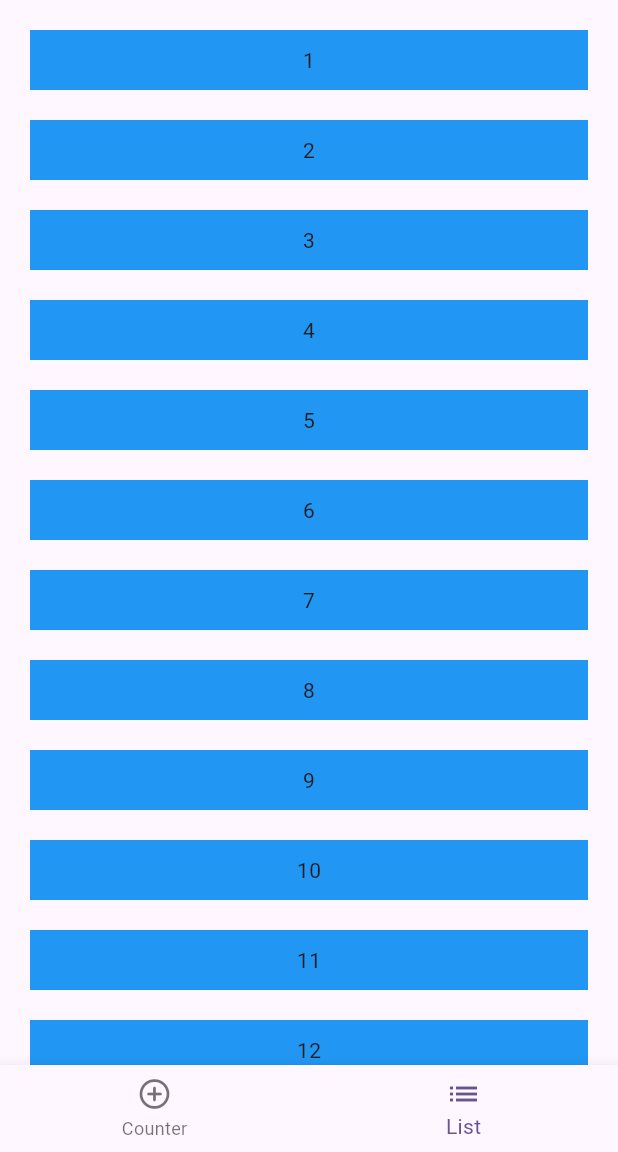
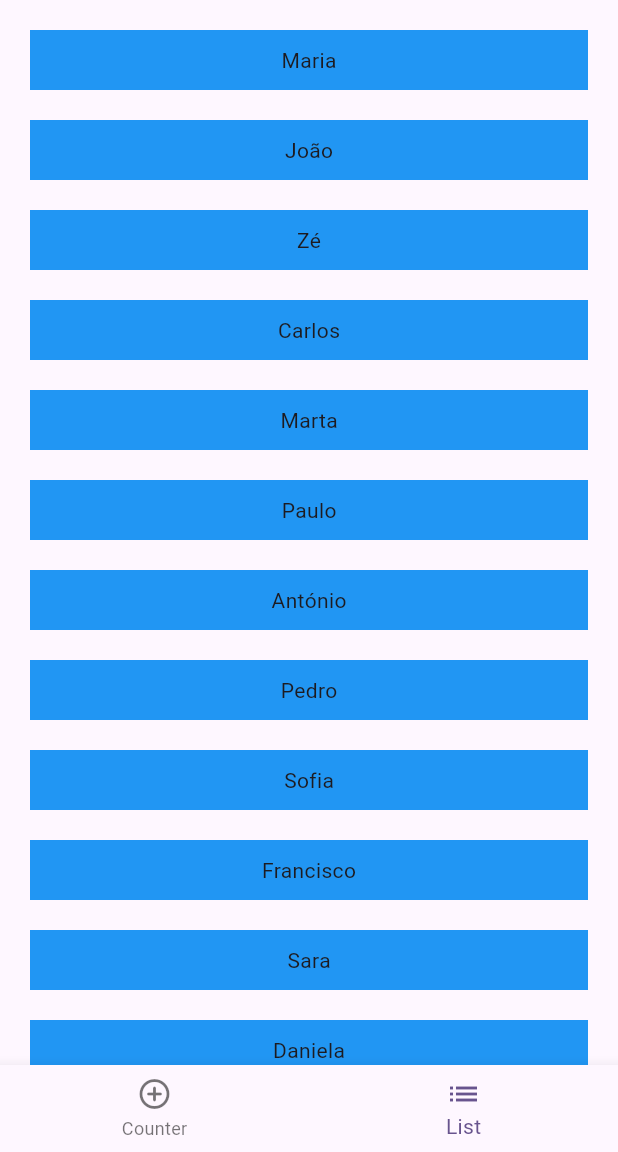
Before and after one commit to a-manuel-pereira-alb/feup_flutter_demo, a Flutter app: the screen it shows after launch, item 2 of the bottom bar chosen, on a phone screen of 412 x 824 dp, the part 84-1236 px from its top. Run offline on Flutter 3.47's test engine with Material 3 defaults, Android fonts, the phone set to English and light mode, and no system bars.

Commit message:
- Added PersonModel; - Made changes on ListPage, DetailsPage and PersonItem.

```diff
--- /dev/null
+++ b/lib/models/person_model.dart
@@ -0,0 +1,7 @@
+class PersonModel {
+  final String name;
+
+  const PersonModel({
+    required this.name,
+  });
+}
--- a/lib/ui/list/components/list_item.dart
+++ b/lib/ui/list/components/person_item.dart
@@ -1,12 +1,13 @@
+import 'package:feup_flutter_demo/models/person_model.dart';
 import 'package:flutter/material.dart';
 
-class ListItem extends StatelessWidget {
-  final int item;
+class PersonItem extends StatelessWidget {
+  final PersonModel person;
   final VoidCallback onTap;
 
-  const ListItem({
+  const PersonItem({
     Key? key,
-    required this.item,
+    required this.person,
     required this.onTap,
   }) : super(key: key);
 
@@ -18,7 +19,7 @@ class ListItem extends StatelessWidget {
         padding: const EdgeInsets.all(10),
         color: Colors.blue,
         child: Center(
-          child: Text(item.toString()),
+          child: Text(person.name),
         ),
       ),
     );
--- a/lib/ui/list/details_page.dart
+++ b/lib/ui/list/details_page.dart
@@ -1,11 +1,12 @@
+import 'package:feup_flutter_demo/models/person_model.dart';
 import 'package:flutter/material.dart';
 
 class DetailsPage extends StatefulWidget {
-  final int item;
+  final PersonModel person;
 
   const DetailsPage({
     super.key,
-    required this.item,
+    required this.person,
   });
 
   @override
@@ -18,12 +19,12 @@ class _DetailsPageState extends State<DetailsPage> {
     return Scaffold(
       appBar: AppBar(
         backgroundColor: Theme.of(context).colorScheme.inversePrimary,
-        title: Text(widget.item.toString()),
+        title: Text(widget.person.name),
       ),
       body: Padding(
         padding: const EdgeInsets.all(10),
         child: Center(
-          child: Text('This is ${widget.item.toString()} details page!'),
+          child: Text('This is ${widget.person.name} details page!'),
         ),
       ),
     );
--- a/lib/ui/list/list_page.dart
+++ b/lib/ui/list/list_page.dart
@@ -1,4 +1,5 @@
-import 'package:feup_flutter_demo/ui/list/components/list_item.dart';
+import 'package:feup_flutter_demo/models/person_model.dart';
+import 'package:feup_flutter_demo/ui/list/components/person_item.dart';
 import 'package:feup_flutter_demo/ui/list/details_page.dart';
 import 'package:flutter/material.dart';
 
@@ -14,23 +15,43 @@ class ListPage extends StatefulWidget {
 class _ListPageState extends State<ListPage> {
   @override
   Widget build(BuildContext context) {
-    final listItems = List<int>.generate(1000, (index) => index + 1);
+    final List<PersonModel> people = [
+      const PersonModel(name: 'Maria'),
+      const PersonModel(name: 'João'),
+      const PersonModel(name: 'Zé'),
+      const PersonModel(name: 'Carlos'),
+      const PersonModel(name: 'Marta'),
+      const PersonModel(name: 'Paulo'),
+      const PersonModel(name: 'António'),
+      const PersonModel(name: 'Pedro'),
+      const PersonModel(name: 'Sofia'),
+      const PersonModel(name: 'Francisco'),
+      const PersonModel(name: 'Sara'),
+      const PersonModel(name: 'Daniela'),
+      const PersonModel(name: 'Rita'),
+      const PersonModel(name: 'Gonçalo'),
+      const PersonModel(name: 'Ricardo'),
+      const PersonModel(name: 'Manuela'),
+      const PersonModel(name: 'Alice'),
+      const PersonModel(name: 'Vitor'),
+      const PersonModel(name: 'Maria'),
+    ];
 
     return Material(
       child: ListView.builder(
         padding: const EdgeInsets.all(20),
-        itemCount: listItems.length,
+        itemCount: people.length,
         itemBuilder: (context, index) {
           return Padding(
             padding: const EdgeInsets.only(bottom: 20),
-            child: ListItem(
-              item: listItems[index],
+            child: PersonItem(
+              person: people[index],
               onTap: () {
                 Navigator.push(
                   context,
                   MaterialPageRoute(
                     builder: (context) => DetailsPage(
-                      item: listItems[index],
+                      person: people[index],
                     ),
                   ),
                 );
```
